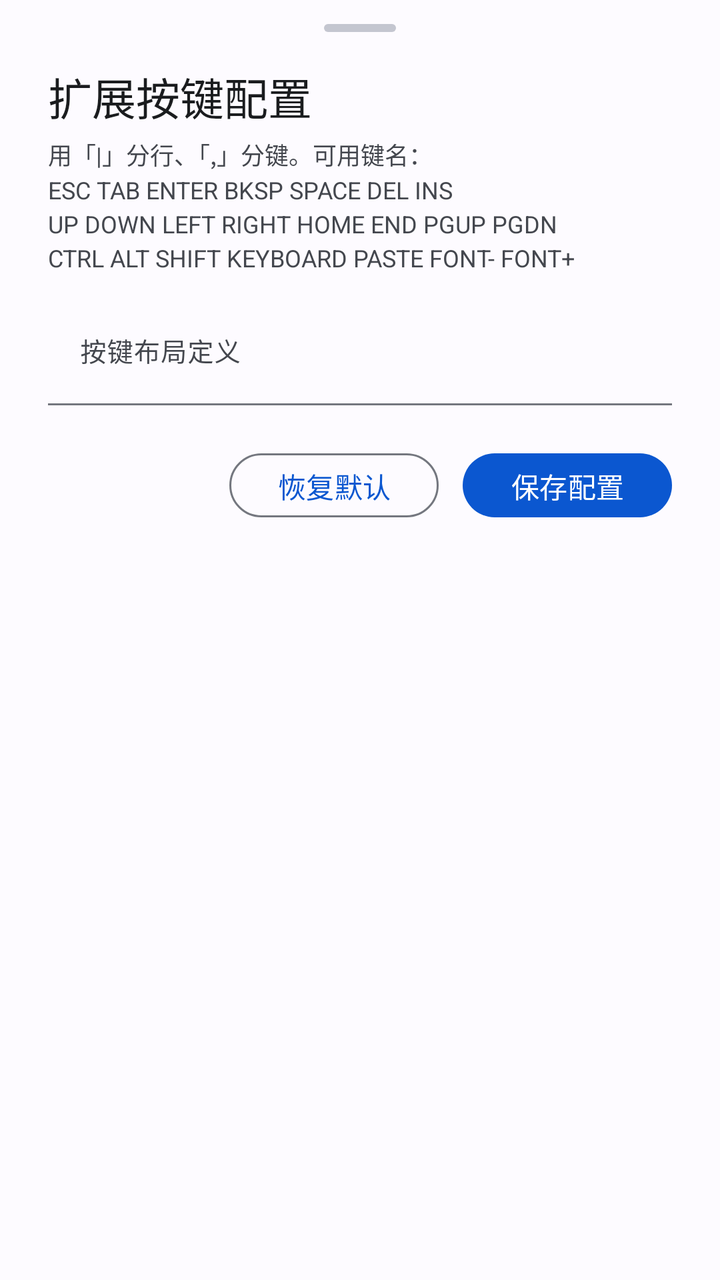
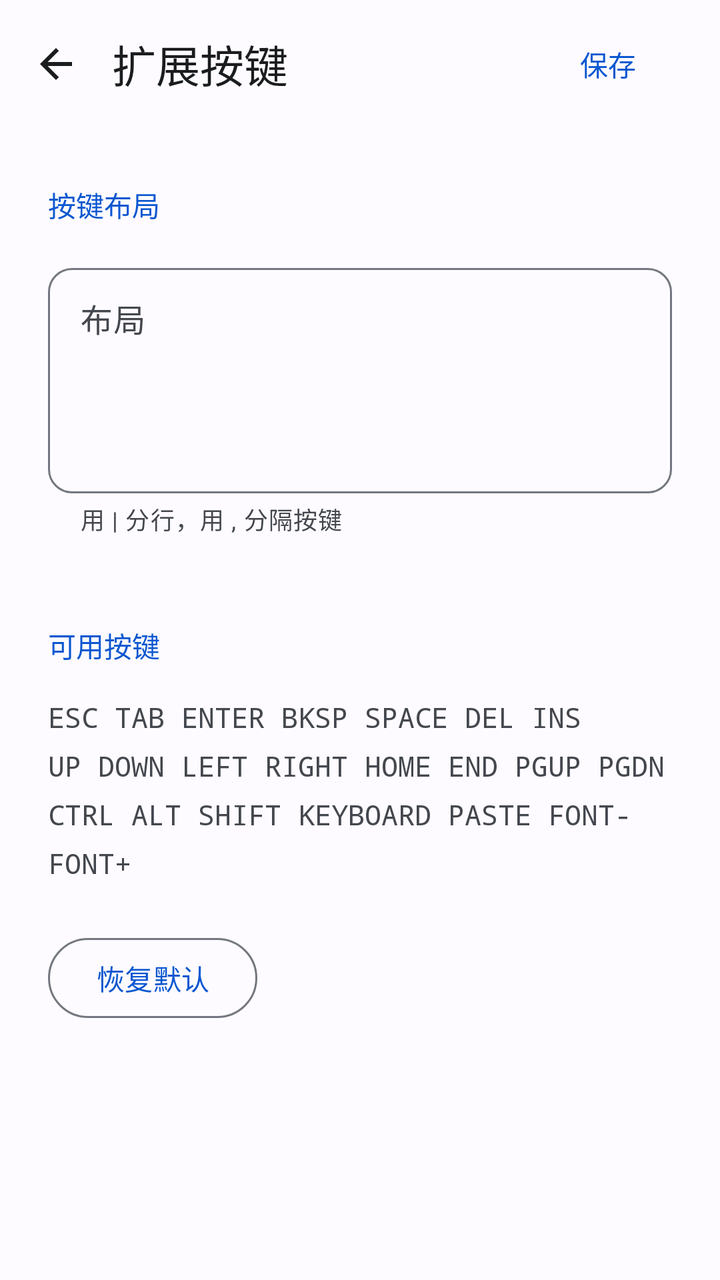

Before-and-after screenshots of an Android layout around one commit, followed by the original layout XML and the change that was made.
<!-- AndroidManifest.xml: application theme AppTheme -->
<!-- res/layout/dialog_extra_keys.xml -->
<?xml version="1.0" encoding="utf-8"?>
<LinearLayout
    xmlns:android="http://schemas.android.com/apk/res/android"
    xmlns:app="http://schemas.android.com/apk/res-auto"
    android:layout_width="match_parent"
    android:layout_height="wrap_content"
    android:orientation="vertical"
    android:paddingStart="24dp"
    android:paddingTop="12dp"
    android:paddingEnd="24dp"
    android:paddingBottom="24dp">

    
    <View
        android:layout_width="36dp"
        android:layout_height="4dp"
        android:layout_gravity="center_horizontal"
        android:layout_marginBottom="16dp"
        android:background="@drawable/bg_drag_handle" />

    <TextView
        android:layout_width="match_parent"
        android:layout_height="wrap_content"
        android:text="扩展按键配置"
        android:textColor="?attr/colorOnSurface"
        android:textSize="22sp"
        android:fontFamily="sans-serif-medium" />

    <TextView
        android:id="@+id/tv_extra_keys_legend"
        android:layout_width="match_parent"
        android:layout_height="wrap_content"
        android:layout_marginTop="4dp"
        android:layout_marginBottom="14dp"
        android:text="用「|」分行、「,」分键。可用键名：\nESC TAB ENTER BKSP SPACE DEL INS\nUP DOWN LEFT RIGHT HOME END PGUP PGDN\nCTRL ALT SHIFT KEYBOARD PASTE FONT- FONT+"
        android:textColor="?attr/colorOnSurfaceVariant"
        android:textSize="12sp"
        android:lineSpacingExtra="3dp" />

    
    <com.google.android.material.textfield.TextInputLayout
        android:layout_width="match_parent"
        android:layout_height="wrap_content"
        android:hint="按键布局定义"
        app:boxBackgroundMode="filled">

        <com.google.android.material.textfield.TextInputEditText
            android:id="@+id/et_extra_keys_config"
            android:layout_width="match_parent"
            android:layout_height="wrap_content"
            android:fontFamily="monospace"
            android:inputType="text"
            android:textColor="?attr/colorOnSurface"
            android:textSize="13sp" />
    </com.google.android.material.textfield.TextInputLayout>

    
    <LinearLayout
        android:layout_width="match_parent"
        android:layout_height="wrap_content"
        android:layout_marginTop="20dp"
        android:gravity="end"
        android:orientation="horizontal">

        <com.google.android.material.button.MaterialButton
            android:id="@+id/btn_reset_extra_keys"
            style="@style/Widget.Material3.Button.OutlinedButton"
            android:layout_width="wrap_content"
            android:layout_height="40dp"
            android:text="恢复默认"
            android:textSize="14sp" />

        <com.google.android.material.button.MaterialButton
            android:id="@+id/btn_save_extra_keys"
            style="@style/Widget.Material3.Button"
            android:layout_width="wrap_content"
            android:layout_height="40dp"
            android:layout_marginStart="12dp"
            android:text="保存配置" />
    </LinearLayout>

</LinearLayout>
<!-- resources referenced by this layout -->
<resources>
  <!-- drawable bg_drag_handle (drawable) -->
  <?xml version="1.0" encoding="utf-8"?>
  <shape xmlns:android="http://schemas.android.com/apk/res/android"
      android:shape="rectangle">
      <corners android:radius="3dp" />
      <solid android:color="?attr/colorOutlineVariant" />
      <size android:width="36dp" android:height="4dp" />
  </shape>
  <style name="AppTheme" parent="Theme.Material3.DayNight.NoActionBar">
          <item name="colorPrimary">@color/md_theme_primary</item>
          <item name="colorOnPrimary">@color/md_theme_onPrimary</item>
          <item name="colorPrimaryContainer">@color/md_theme_primaryContainer</item>
          <item name="colorOnPrimaryContainer">@color/md_theme_onPrimaryContainer</item>
  
          <item name="colorSecondary">@color/md_theme_secondary</item>
          <item name="colorOnSecondary">@color/md_theme_onSecondary</item>
          <item name="colorSecondaryContainer">@color/md_theme_secondaryContainer</item>
          <item name="colorOnSecondaryContainer">@color/md_theme_onSecondaryContainer</item>
  
          <item name="colorTertiary">@color/md_theme_tertiary</item>
          <item name="colorOnTertiary">@color/md_theme_onTertiary</item>
          <item name="colorTertiaryContainer">@color/md_theme_tertiaryContainer</item>
          <item name="colorOnTertiaryContainer">@color/md_theme_onTertiaryContainer</item>
  
          <item name="colorError">@color/md_theme_error</item>
          <item name="colorOnError">@color/md_theme_onError</item>
          <item name="colorErrorContainer">@color/md_theme_errorContainer</item>
          <item name="colorOnErrorContainer">@color/md_theme_onErrorContainer</item>
  
          <item name="colorSurface">@color/md_theme_surface</item>
          <item name="colorOnSurface">@color/md_theme_onSurface</item>
          <item name="colorSurfaceVariant">@color/md_theme_surfaceVariant</item>
          <item name="colorOnSurfaceVariant">@color/md_theme_onSurfaceVariant</item>
          <item name="colorSurfaceContainerLowest">@color/md_theme_surfaceContainerLowest</item>
          <item name="colorSurfaceContainerLow">@color/md_theme_surfaceContainerLow</item>
          <item name="colorSurfaceContainer">@color/md_theme_surfaceContainer</item>
          <item name="colorSurfaceContainerHigh">@color/md_theme_surfaceContainerHigh</item>
          <item name="colorSurfaceContainerHighest">@color/md_theme_surfaceContainerHighest</item>
          <item name="colorOnBackground">@color/md_theme_onBackground</item>
          <item name="colorOutline">@color/md_theme_outline</item>
          <item name="colorOutlineVariant">@color/md_theme_outlineVariant</item>
  
          <item name="android:windowBackground">@color/md_theme_surface</item>
          <item name="android:statusBarColor">@android:color/transparent</item>
          <item name="android:navigationBarColor">@android:color/transparent</item>
  
          <item name="bottomSheetDialogTheme">@style/PixelBottomSheetDialogTheme</item>
          <item name="materialAlertDialogTheme">@style/PixelAlertDialogTheme</item>
      </style>
  <!-- unchanged entries left out for length: 33 -->
</resources>

<!-- the commit's change to res/layout/dialog_extra_keys.xml (unified diff, before → after) -->
@@ -3,80 +3,106 @@
     xmlns:android="http://schemas.android.com/apk/res/android"
     xmlns:app="http://schemas.android.com/apk/res-auto"
     android:layout_width="match_parent"
-    android:layout_height="wrap_content"
+    android:layout_height="match_parent"
     android:orientation="vertical"
-    android:paddingStart="24dp"
-    android:paddingTop="12dp"
-    android:paddingEnd="24dp"
-    android:paddingBottom="24dp">
-
-    
-    <View
-        android:layout_width="36dp"
-        android:layout_height="4dp"
-        android:layout_gravity="center_horizontal"
-        android:layout_marginBottom="16dp"
-        android:background="@drawable/bg_drag_handle" />
-
-    <TextView
-        android:layout_width="match_parent"
-        android:layout_height="wrap_content"
-        android:text="扩展按键配置"
-        android:textColor="?attr/colorOnSurface"
-        android:textSize="22sp"
-        android:fontFamily="sans-serif-medium" />
-
-    <TextView
-        android:id="@+id/tv_extra_keys_legend"
-        android:layout_width="match_parent"
-        android:layout_height="wrap_content"
-        android:layout_marginTop="4dp"
-        android:layout_marginBottom="14dp"
-        android:text="用「|」分行、「,」分键。可用键名：\nESC TAB ENTER BKSP SPACE DEL INS\nUP DOWN LEFT RIGHT HOME END PGUP PGDN\nCTRL ALT SHIFT KEYBOARD PASTE FONT- FONT+"
-        android:textColor="?attr/colorOnSurfaceVariant"
-        android:textSize="12sp"
-        android:lineSpacingExtra="3dp" />
-
-    
-    <com.google.android.material.textfield.TextInputLayout
-        android:layout_width="match_parent"
-        android:layout_height="wrap_content"
-        android:hint="按键布局定义"
-        app:boxBackgroundMode="filled">
-
-        <com.google.android.material.textfield.TextInputEditText
-            android:id="@+id/et_extra_keys_config"
-            android:layout_width="match_parent"
-            android:layout_height="wrap_content"
-            android:fontFamily="monospace"
-            android:inputType="text"
-            android:textColor="?attr/colorOnSurface"
-            android:textSize="13sp" />
-    </com.google.android.material.textfield.TextInputLayout>
-
-    
+    android:background="?attr/colorSurface"
+    android:fitsSystemWindows="true">
     <LinearLayout
         android:layout_width="match_parent"
         android:layout_height="wrap_content"
-        android:layout_marginTop="20dp"
-        android:gravity="end"
-        android:orientation="horizontal">
-
-        <com.google.android.material.button.MaterialButton
-            android:id="@+id/btn_reset_extra_keys"
-            style="@style/Widget.Material3.Button.OutlinedButton"
-            android:layout_width="wrap_content"
-            android:layout_height="40dp"
-            android:text="恢复默认"
-            android:textSize="14sp" />
-
+        android:minHeight="64dp"
+        android:gravity="center_vertical"
+        android:paddingEnd="12dp">
+        <ImageButton
+            android:id="@+id/btn_cancel_extra_keys"
+            android:layout_width="56dp"
+            android:layout_height="56dp"
+            android:background="?attr/selectableItemBackgroundBorderless"
+            android:padding="16dp"
+            android:src="@drawable/ic_arrow_back"
+            app:tint="?attr/colorOnSurface"
+            android:contentDescription="@string/navigate_back" />
+        <TextView
+            android:layout_width="0dp"
+            android:layout_height="wrap_content"
+            android:text="@string/extra_keys_title"
+            android:textSize="22sp"
+            android:textColor="?attr/colorOnSurface"
+            android:id="@+id/tv_dialog_title"
+            android:layout_weight="1" />
         <com.google.android.material.button.MaterialButton
             android:id="@+id/btn_save_extra_keys"
-            style="@style/Widget.Material3.Button"
+            style="@style/Widget.Material3.Button.TextButton"
             android:layout_width="wrap_content"
-            android:layout_height="40dp"
-            android:layout_marginStart="12dp"
-            android:text="保存配置" />
+            android:layout_height="wrap_content"
+            android:minHeight="48dp"
+            android:text="@string/save" />
     </LinearLayout>
-
+    <androidx.core.widget.NestedScrollView
+        android:layout_width="match_parent"
+        android:layout_height="0dp"
+        android:layout_weight="1"
+        android:fillViewport="true"
+        android:clipToPadding="false">
+        <LinearLayout
+            android:layout_width="match_parent"
+            android:layout_height="wrap_content"
+            android:orientation="vertical"
+            android:paddingStart="24dp"
+            android:paddingEnd="24dp"
+            android:paddingBottom="32dp">
+            <TextView
+                android:layout_width="match_parent"
+                android:layout_height="wrap_content"
+                android:text="@string/extra_keys_section"
+                android:textSize="14sp"
+                android:textColor="?attr/colorPrimary"
+                android:paddingTop="28dp"
+                android:paddingBottom="16dp"
+                android:fontFamily="sans-serif-medium" />
+            <com.google.android.material.textfield.TextInputLayout
+                style="@style/Widget.Baka.TextField"
+                android:layout_width="match_parent"
+                android:layout_height="wrap_content"
+                android:layout_marginBottom="16dp"
+                android:hint="@string/extra_keys_layout"
+                app:helperText="@string/extra_keys_layout_help">
+                <com.google.android.material.textfield.TextInputEditText
+                    android:id="@+id/et_extra_keys_config"
+                    android:layout_width="match_parent"
+                    android:layout_height="wrap_content"
+                    android:inputType="textMultiLine"
+                    android:textSize="16sp"
+                    android:fontFamily="monospace"
+                    android:minLines="4"
+                    android:gravity="top" />
+            </com.google.android.material.textfield.TextInputLayout>
+            <TextView
+                android:layout_width="match_parent"
+                android:layout_height="wrap_content"
+                android:text="@string/extra_keys_available"
+                android:textSize="14sp"
+                android:textColor="?attr/colorPrimary"
+                android:paddingTop="28dp"
+                android:paddingBottom="16dp"
+                android:fontFamily="sans-serif-medium" />
+            <TextView
+                android:layout_width="match_parent"
+                android:layout_height="wrap_content"
+                android:text="@string/extra_keys_legend"
+                android:textSize="14sp"
+                android:textColor="?attr/colorOnSurfaceVariant"
+                android:fontFamily="monospace"
+                android:lineSpacingExtra="8dp" />
+            <com.google.android.material.button.MaterialButton
+                android:id="@+id/btn_reset_extra_keys"
+                style="@style/Widget.Material3.Button.OutlinedButton"
+                android:layout_width="wrap_content"
+                android:layout_height="wrap_content"
+                android:minHeight="48dp"
+                android:text="@string/restore_default"
+                android:layout_gravity="start"
+                android:layout_marginTop="24dp" />
+        </LinearLayout>
+    </androidx.core.widget.NestedScrollView>
 </LinearLayout>
<!-- resource entries referenced after the edit -->
@@ -1,14 +1,24 @@
 <!-- resources referenced by this layout -->
 <resources>
-  <!-- drawable bg_drag_handle (drawable) -->
-  <?xml version="1.0" encoding="utf-8"?>
-  <shape xmlns:android="http://schemas.android.com/apk/res/android"
-      android:shape="rectangle">
-      <corners android:radius="3dp" />
-      <solid android:color="?attr/colorOutlineVariant" />
-      <size android:width="36dp" android:height="4dp" />
-  </shape>
-  <style name="AppTheme" parent="Theme.Material3.DayNight.NoActionBar">
+  <!-- drawable ic_arrow_back (drawable) -->
+  <vector xmlns:android="http://schemas.android.com/apk/res/android" xmlns:app="http://schemas.android.com/apk/res-auto" android:width="24dp" android:height="24dp" android:viewportWidth="24" android:viewportHeight="24"><path android:fillColor="#FFFFFFFF" android:pathData="M20,11H7.83l5.59,-5.59L12,4l-8,8 8,8 1.42,-1.41L7.83,13H20z"/></vector>
+  <string name="extra_keys_available">可用按键</string>
+  <string name="extra_keys_layout">布局</string>
+  <string name="extra_keys_layout_help">用 | 分行，用 , 分隔按键</string>
+  <string name="extra_keys_legend">ESC  TAB  ENTER  BKSP  SPACE  DEL  INS\nUP  DOWN  LEFT  RIGHT  HOME  END  PGUP  PGDN\nCTRL  ALT  SHIFT  KEYBOARD  PASTE  FONT-  FONT+</string>
+  <string name="extra_keys_section">按键布局</string>
+  <string name="extra_keys_title">扩展按键</string>
+  <string name="navigate_back">返回</string>
+  <string name="restore_default">恢复默认</string>
+  <string name="save">保存</string>
+  <style name="Widget.Baka.TextField" parent="Widget.Material3.TextInputLayout.OutlinedBox">
+          <item name="boxCornerRadiusTopStart">12dp</item>
+          <item name="boxCornerRadiusTopEnd">12dp</item>
+          <item name="boxCornerRadiusBottomStart">12dp</item>
+          <item name="boxCornerRadiusBottomEnd">12dp</item>
+      </style>
+  <style name="AppTheme" parent="BaseAppTheme" />
+  <style name="BaseAppTheme" parent="Theme.Material3.DayNight.NoActionBar">
           <item name="colorPrimary">@color/md_theme_primary</item>
           <item name="colorOnPrimary">@color/md_theme_onPrimary</item>
           <item name="colorPrimaryContainer">@color/md_theme_primaryContainer</item>
@@ -42,13 +52,15 @@
           <item name="colorOutline">@color/md_theme_outline</item>
           <item name="colorOutlineVariant">@color/md_theme_outlineVariant</item>
   
-          <item name="android:windowBackground">@color/md_theme_surface</item>
+          <item name="android:windowLightStatusBar">@bool/light_system_bars</item>
+          <item name="android:windowBackground">?attr/colorSurface</item>
           <item name="android:statusBarColor">@android:color/transparent</item>
-          <item name="android:navigationBarColor">@android:color/transparent</item>
+          <item name="android:navigationBarColor">@color/term_surface</item>
   
           <item name="bottomSheetDialogTheme">@style/PixelBottomSheetDialogTheme</item>
           <item name="materialAlertDialogTheme">@style/PixelAlertDialogTheme</item>
       </style>
+  <color name="term_surface">#111318</color>
   <!-- unchanged entries left out for length: 33 -->
 </resources>
 
